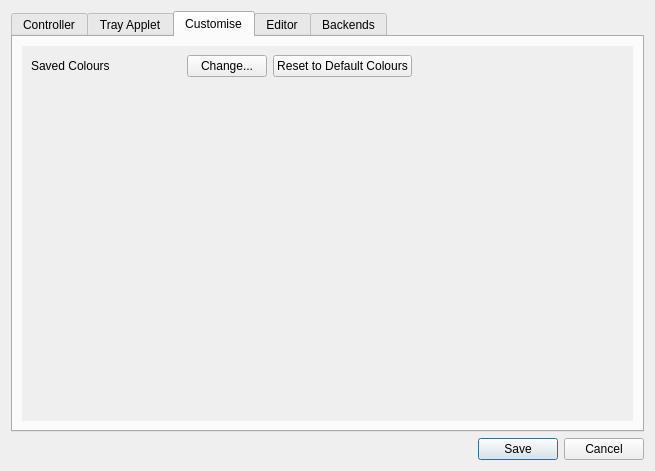
The window that data/qt/preferences.ui (polychromatic/polychromatic) describes before a commit, drawn with Qt 5.
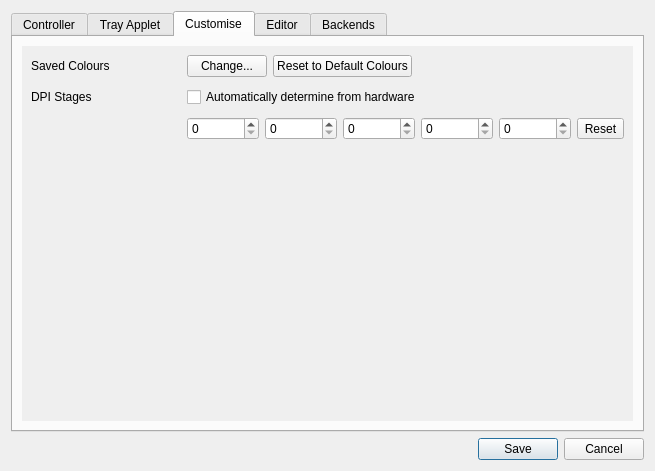
The same window after the commit. The open tabs and pages were chosen to show the change. Icons and pictures are not drawn.

Commit message:
Add ability to set custom DPI stages
Closes #202.

```diff
--- a/data/qt/preferences.ui
+++ b/data/qt/preferences.ui
@@ -558,6 +558,143 @@
              </layout>
             </widget>
            </item>
+           <item row="1" column="0">
+            <widget class="QLabel" name="DPIStagesLabel">
+             <property name="minimumSize">
+              <size>
+               <width>150</width>
+               <height>0</height>
+              </size>
+             </property>
+             <property name="text">
+              <string>DPI Stages</string>
+             </property>
+            </widget>
+           </item>
+           <item row="1" column="1">
+            <widget class="QCheckBox" name="DPIStagesAuto">
+             <property name="text">
+              <string>Automatically determine from hardware</string>
+             </property>
+            </widget>
+           </item>
+           <item row="2" column="1">
+            <widget class="QWidget" name="DPIStagesWidget" native="true">
+             <property name="minimumSize">
+              <size>
+               <width>100</width>
+               <height>0</height>
+              </size>
+             </property>
+             <layout class="QHBoxLayout" name="horizontalLayout_2">
+              <property name="leftMargin">
+               <number>0</number>
+              </property>
+              <property name="topMargin">
+               <number>0</number>
+              </property>
+              <property name="rightMargin">
+               <number>0</number>
+              </property>
+              <property name="bottomMargin">
+               <number>0</number>
+              </property>
+              <item>
+               <widget class="QSpinBox" name="DPIStage1">
+                <property name="accelerated">
+                 <bool>true</bool>
+                </property>
+                <property name="minimum">
+                 <number>0</number>
+                </property>
+                <property name="maximum">
+                 <number>99999</number>
+                </property>
+                <property name="singleStep">
+                 <number>100</number>
+                </property>
+               </widget>
+              </item>
+              <item>
+               <widget class="QSpinBox" name="DPIStage2">
+                <property name="accelerated">
+                 <bool>true</bool>
+                </property>
+                <property name="minimum">
+                 <number>0</number>
+                </property>
+                <property name="maximum">
+                 <number>99999</number>
+                </property>
+                <property name="singleStep">
+                 <number>100</number>
+                </property>
+               </widget>
+              </item>
+              <item>
+               <widget class="QSpinBox" name="DPIStage3">
+                <property name="accelerated">
+                 <bool>true</bool>
+                </property>
+                <property name="minimum">
+                 <number>0</number>
+                </property>
+                <property name="maximum">
+                 <number>99999</number>
+                </property>
+                <property name="singleStep">
+                 <number>100</number>
+                </property>
+               </widget>
+              </item>
+              <item>
+               <widget class="QSpinBox" name="DPIStage4">
+                <property name="accelerated">
+                 <bool>true</bool>
+                </property>
+                <property name="minimum">
+                 <number>0</number>
+                </property>
+                <property name="maximum">
+                 <number>99999</number>
+                </property>
+                <property name="singleStep">
+                 <number>100</number>
+                </property>
+               </widget>
+              </item>
+              <item>
+               <widget class="QSpinBox" name="DPIStage5">
+                <property name="accelerated">
+                 <bool>true</bool>
+                </property>
+                <property name="minimum">
+                 <number>0</number>
+                </property>
+                <property name="maximum">
+                 <number>99999</number>
+                </property>
+                <property name="singleStep">
+                 <number>100</number>
+                </property>
+               </widget>
+              </item>
+              <item>
+               <widget class="QToolButton" name="DPIStagesReset">
+                <property name="toolTip">
+                 <string>Reset to defaults</string>
+                </property>
+                <property name="text">
+                 <string>Reset</string>
+                </property>
+                <property name="icon">
+                 <iconset theme="document-revert"/>
+                </property>
+               </widget>
+              </item>
+             </layout>
+            </widget>
+           </item>
           </layout>
          </widget>
         </widget>
```
The commit also changes 5 other files.
